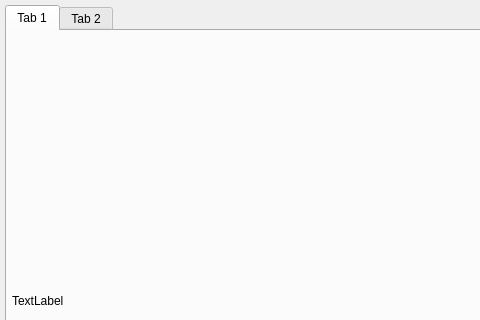
This is mainwindow.ui in NikMikM/line_detector as Qt 5 draws it before an edit; both pictures show x 0 to 480 and y 0 to 320 of the 800 by 600 pixel window. The edited form follows.
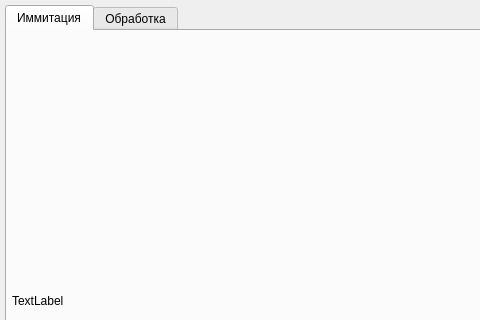
This is the edited form. The open tabs and pages were chosen to show the change.

What changed in the file:
```diff
--- a/mainwindow.ui
+++ b/mainwindow.ui
@@ -37,7 +37,7 @@
       </property>
       <widget class="QWidget" name="tab">
        <attribute name="title">
-        <string>Tab 1</string>
+        <string>Иммитация</string>
        </attribute>
        <layout class="QHBoxLayout" name="horizontalLayout" stretch="3,1">
         <property name="spacing">
@@ -259,7 +259,7 @@
       </widget>
       <widget class="QWidget" name="tab_2">
        <attribute name="title">
-        <string>Tab 2</string>
+        <string>Обработка</string>
        </attribute>
        <layout class="QHBoxLayout" name="horizontalLayout_2" stretch="3,1">
         <property name="spacing">
```
Left out of the diff: 19 changed lines with no effect on the pictures.
